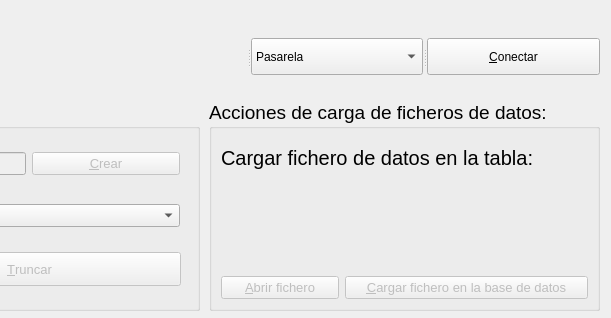
Old version of the form bd.ui in the repository franmauriz/PYQT5_PYTHON; both pictures show x 451 to 1062 and y 0 to 318 of the 1062 by 318 pixel window.
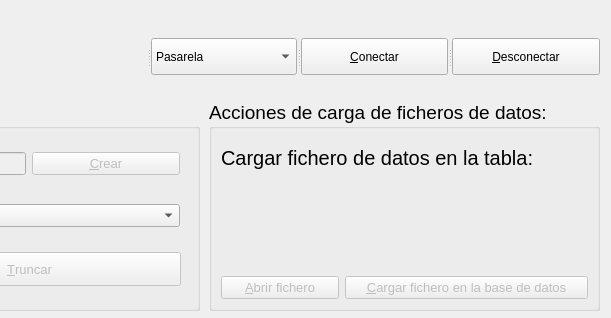
New version of the form.

Commit message: Se incluyo el boton de desconectar de la base de datos

```diff
--- a/bd.ui
+++ b/bd.ui
@@ -290,6 +290,11 @@
      <string>&amp;Conectar</string>
     </property>
    </widget>
+   <widget class="QPushButton" name="btndesconectar">
+    <property name="text">
+     <string>&amp;Desconectar</string>
+    </property>
+   </widget>
   </widget>
  </widget>
  <resources/>
```
The commit also changes 1 other file.
